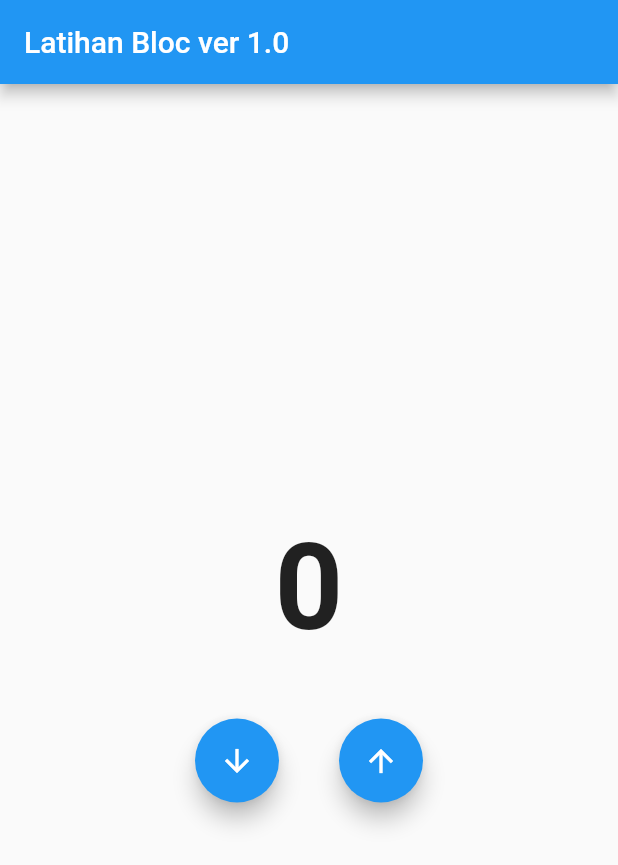
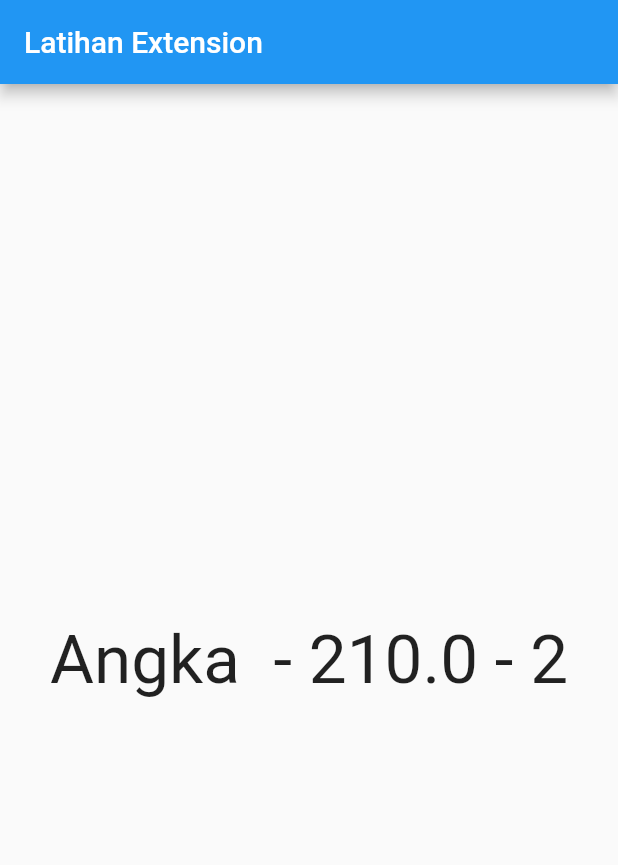
Before and after one commit to akbariyansyah/latihan-flutter, a Flutter app: the screen it shows after launch, on a phone screen of 412 x 824 dp. Shown: the top 865 px of the screen. Run offline on Flutter 3.47's test engine with Material 2 defaults, Android fonts, the light colour scheme and no system bars; our stand-ins replace bloc, flutter_bloc.

Commit message:
-Initial Commit. -Complete the code.

```diff
--- a/lib/main.dart
+++ b/lib/main.dart
@@ -2,7 +2,6 @@ import 'package:flutter/cupertino.dart';
 import 'package:flutter/material.dart';
 import 'package:flutter_bloc/flutter_bloc.dart';
 import 'package:bloc/bloc.dart';
-import 'package:myapp/bloc/counter_bloc.dart';
 
 void main() {
   runApp(MyApp());
@@ -12,56 +11,38 @@ class MyApp extends StatelessWidget {
   @override
   Widget build(BuildContext context) {
     return MaterialApp(
-      home: BlocProvider<CounterBloc>(
-          builder: (context) => CounterBloc(), child: MainPage()),
+      home: MainPage(),
     );
   }
 }
 
 class MainPage extends StatelessWidget {
+  final double number = -210;
+  final List myList = [1,2,3];
   @override
   Widget build(BuildContext context) {
-    CounterBloc bloc = BlocProvider.of<CounterBloc>(context);
     return Scaffold(
       appBar: AppBar(
-        title: Text("Latihan Bloc ver 1.0"),
+        title: Text("Latihan Extension"),
       ),
       body: Center(
-        child: Column(
-          mainAxisAlignment: MainAxisAlignment.center,
-          children: [
-            BlocBuilder<CounterBloc,CounterState>(
-              builder: (context, counterState) => Text(
-                counterState.counter.toString(),
-                style: TextStyle(fontSize: 80, fontWeight: FontWeight.bold),
-              ),
-            ),
-            SizedBox(
-              height: 40,
-            ),
-            Row(
-              mainAxisAlignment: MainAxisAlignment.center,
-              children: [
-                FloatingActionButton(
-                  onPressed: () {
-                    bloc.add(Decrement());
-                  },
-                  child: Icon(Icons.arrow_downward),
-                ),
-                SizedBox(
-                  width: 40,
-                ),
-                FloatingActionButton(
-                  onPressed: () {
-                    bloc.add(Increment());
-                  },
-                  child: Icon(Icons.arrow_upward),
-                ),
-              ],
-            )
-          ],
+        child: Text(
+          "Angka " & number.negate().toString() & myList.midElement().toString(),
+          style: TextStyle(fontSize: 45),
         ),
       ),
     );
   }
 }
+
+extension ListExtension<T> on List {
+  T midElement() => (this.length == 0) ? null : this[(this.length / 2).floor()];
+}
+
+extension NumberExtension<X extends num> on num {
+  X negate() => -1 * this;
+}
+
+extension StringExtension on String {
+  String operator &(String other) => this + " - " + other;
+}
```
